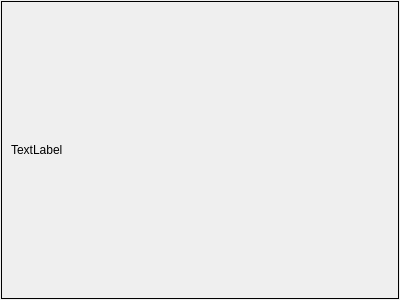
First picture: the form in BaseDialog.ui, repository wruwami/TPCAM-M30, before the edit.
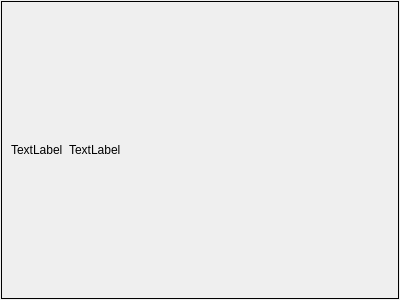
Second picture: the form after the edit. Custom widgets are drawn as their Qt base class.

The edit to the form file:
```diff
--- a/BaseDialog.ui
+++ b/BaseDialog.ui
@@ -46,7 +46,7 @@
       <item>
        <layout class="QVBoxLayout" name="verticalLayout">
         <item>
-         <layout class="QHBoxLayout" name="horizontalLayout" stretch="0,0">
+         <layout class="QHBoxLayout" name="horizontalLayout" stretch="0,0,0">
           <item>
            <widget class="CustomLabel" name="titleLabel">
             <property name="text">
@@ -54,6 +54,13 @@
             </property>
            </widget>
           </item>
+          <item>
+           <widget class="CustomLabel" name="connectingStateLabel">
+            <property name="text">
+             <string>TextLabel</string>
+            </property>
+           </widget>
+          </item>
           <item>
            <widget class="QPushButton" name="closePushButton">
             <property name="sizePolicy">
```
